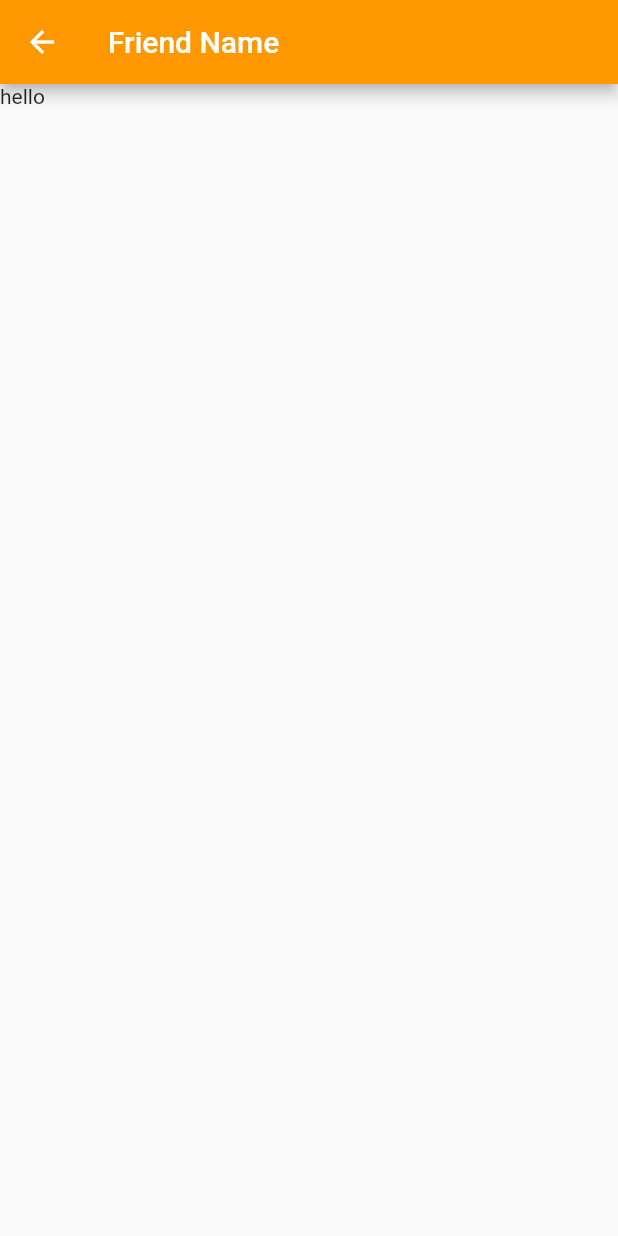
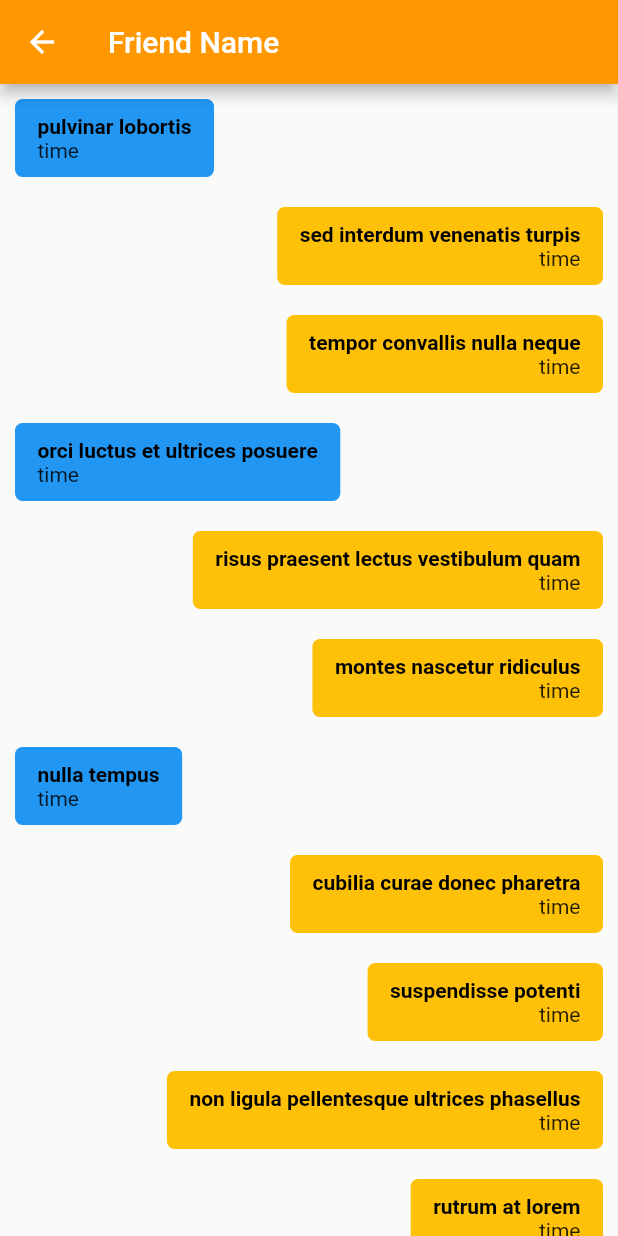
Before and after one commit to frontenddevtrainer/edureka_chat_app, a Flutter app: the Messages screen opened by its route, on a phone screen of 412 x 824 dp. Run offline on Flutter 3.47's test engine with Material 2 defaults, Android fonts, the phone set to English and light mode, and no system bars; network calls fail.

Commit message:
Added Message bubble.

```diff
--- /dev/null
+++ b/lib/messages/message_bubble.dart
@@ -0,0 +1,45 @@
+import 'package:flutter/material.dart';
+
+class MessageBubble extends StatelessWidget {
+  final String text;
+  final bool isMine;
+
+  const MessageBubble({super.key, this.text = "", this.isMine = false});
+
+  @override
+  Widget build(BuildContext context) {
+    return Stack(
+      children: [
+        Row(
+            mainAxisAlignment:
+                isMine ? MainAxisAlignment.end : MainAxisAlignment.start,
+            children: [
+              Container(
+                padding:
+                    const EdgeInsets.symmetric(vertical: 10, horizontal: 15),
+                margin: const EdgeInsets.all(10),
+                decoration: BoxDecoration(
+                    color: isMine ? Colors.amber : Colors.blue,
+                    borderRadius: const BorderRadius.all(Radius.circular(5))),
+                child: Column(
+                    crossAxisAlignment: isMine
+                        ? CrossAxisAlignment.end
+                        : CrossAxisAlignment.start,
+                    children: [
+                      Text(
+                        text,
+                        style: const TextStyle(
+                            color: Colors.black, fontWeight: FontWeight.bold),
+                        textAlign: isMine ? TextAlign.end : TextAlign.start,
+                      ),
+                      Text(
+                        "time",
+                        textAlign: isMine ? TextAlign.end : TextAlign.start,
+                      )
+                    ]),
+              )
+            ])
+      ],
+    );
+  }
+}
--- a/lib/messages/messages.dart
+++ b/lib/messages/messages.dart
@@ -1,6 +1,6 @@
+import './message_bubble.dart';
+import './mock_messages.dart';
 import 'package:flutter/material.dart';
-import 'package:flutter/src/widgets/container.dart';
-import 'package:flutter/src/widgets/framework.dart';
 
 class Messages extends StatelessWidget {
   const Messages({super.key});
@@ -9,7 +9,14 @@ class Messages extends StatelessWidget {
   Widget build(BuildContext context) {
     return Scaffold(
       appBar: AppBar(title: const Text("Friend Name")),
-      body: const Text("hello"),
+      body: ListView.builder(
+          itemCount: MockMessages.length,
+          itemBuilder: ((context, index) {
+            return MessageBubble(
+              text: MockMessages[index]["message"] as String,
+              isMine: MockMessages[index]["isMine"] as bool,
+            );
+          })),
     );
   }
 }
--- /dev/null
+++ b/lib/messages/mock_messages.dart
@@ -0,0 +1,64 @@
+const MockMessages = [
+  {"id": 1, "message": "pulvinar lobortis", "isMine": false},
+  {"id": 2, "message": "sed interdum venenatis turpis", "isMine": true},
+  {"id": 3, "message": "tempor convallis nulla neque", "isMine": true},
+  {"id": 4, "message": "orci luctus et ultrices posuere", "isMine": false},
+  {"id": 5, "message": "risus praesent lectus vestibulum quam", "isMine": true},
+  {"id": 6, "message": "montes nascetur ridiculus", "isMine": true},
+  {"id": 7, "message": "nulla tempus", "isMine": false},
+  {"id": 8, "message": "cubilia curae donec pharetra", "isMine": true},
+  {"id": 9, "message": "suspendisse potenti", "isMine": true},
+  {
+    "id": 10,
+    "message": "non ligula pellentesque ultrices phasellus",
+    "isMine": true
+  },
+  {"id": 11, "message": "rutrum at lorem", "isMine": true},
+  {"id": 12, "message": "habitasse platea", "isMine": false},
+  {"id": 13, "message": "nec dui", "isMine": false},
+  {"id": 14, "message": "libero ut", "isMine": false},
+  {"id": 15, "message": "nulla sed vel enim sit", "isMine": true},
+  {"id": 16, "message": "elementum in hac habitasse", "isMine": true},
+  {"id": 17, "message": "ultricies eu", "isMine": true},
+  {"id": 18, "message": "donec diam", "isMine": true},
+  {"id": 19, "message": "morbi odio odio elementum eu", "isMine": true},
+  {"id": 20, "message": "libero ut", "isMine": true},
+  {"id": 21, "message": "in lacus curabitur at ipsum", "isMine": false},
+  {"id": 22, "message": "suspendisse potenti", "isMine": false},
+  {"id": 23, "message": "sodales sed tincidunt", "isMine": true},
+  {"id": 24, "message": "velit eu est congue", "isMine": true},
+  {"id": 25, "message": "turpis sed ante", "isMine": false},
+  {"id": 26, "message": "ut nunc", "isMine": true},
+  {"id": 27, "message": "mi pede malesuada", "isMine": true},
+  {"id": 28, "message": "cum sociis", "isMine": true},
+  {"id": 29, "message": "potenti in eleifend", "isMine": true},
+  {"id": 30, "message": "placerat ante", "isMine": false},
+  {"id": 31, "message": "potenti cras in purus eu", "isMine": false},
+  {
+    "id": 32,
+    "message": "scelerisque quam turpis adipiscing lorem",
+    "isMine": true
+  },
+  {"id": 33, "message": "integer tincidunt", "isMine": false},
+  {
+    "id": 34,
+    "message": "pellentesque volutpat dui maecenas tristique",
+    "isMine": false
+  },
+  {"id": 35, "message": "pede ac diam cras pellentesque", "isMine": false},
+  {"id": 36, "message": "non mi integer", "isMine": true},
+  {"id": 37, "message": "placerat ante nulla justo", "isMine": false},
+  {"id": 38, "message": "at velit eu est", "isMine": false},
+  {"id": 39, "message": "ut nunc vestibulum ante", "isMine": false},
+  {"id": 40, "message": "odio condimentum id", "isMine": false},
+  {"id": 41, "message": "phasellus in felis donec semper", "isMine": false},
+  {"id": 42, "message": "phasellus id", "isMine": true},
+  {"id": 43, "message": "curabitur convallis duis", "isMine": false},
+  {"id": 44, "message": "eget tempus vel", "isMine": false},
+  {"id": 45, "message": "consectetuer adipiscing", "isMine": true},
+  {"id": 46, "message": "ultrices posuere cubilia curae", "isMine": false},
+  {"id": 47, "message": "integer ac neque", "isMine": true},
+  {"id": 48, "message": "molestie sed justo pellentesque", "isMine": false},
+  {"id": 49, "message": "justo aliquam quis turpis", "isMine": false},
+  {"id": 50, "message": "suspendisse accumsan", "isMine": true}
+];
```
